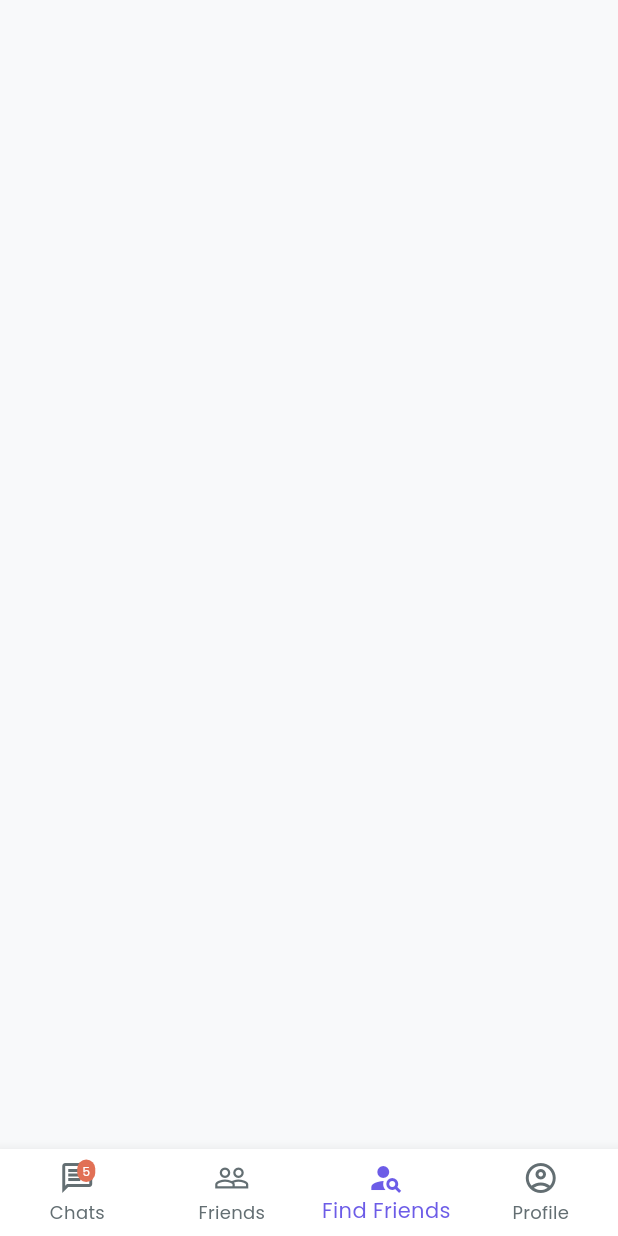
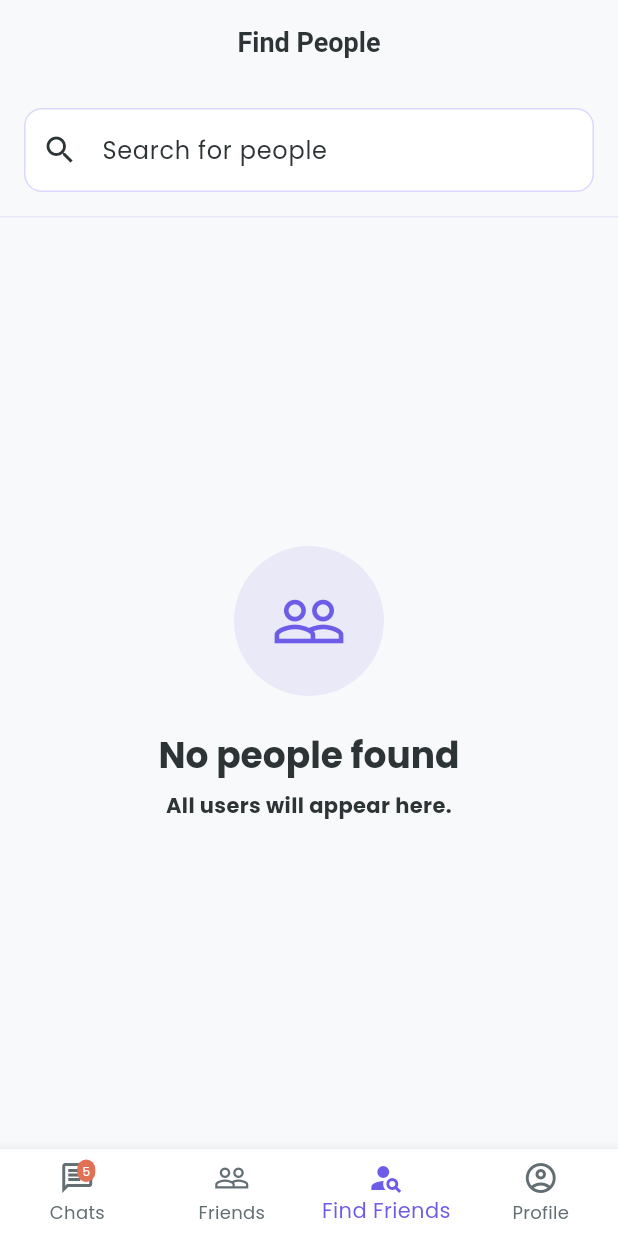
Before and after one commit to thizarakavinda/flutter_firebase_getx_chat, a Flutter app: the MainView screen opened by its route, swiped to page 3, on a phone screen of 412 x 824 dp. Run offline on Flutter 3.47's test engine with Material 3 defaults, Android fonts, the phone set to English and light mode, and no system bars; our stand-ins replace cloud_firestore, firebase_auth, firebase_core, get, google_fonts, logger; accounts and stored records are empty.

Commit message:
finalize find friends feature

```diff
--- a/lib/controllers/main_controller.dart
+++ b/lib/controllers/main_controller.dart
@@ -1,6 +1,8 @@
 import 'package:flutter/material.dart';
 import 'package:flutter_firebase_getx_chat/controllers/profile_controller.dart';
 import 'package:get/get.dart';
+
+import 'users_list_controller.dart';
 
 class MainController extends GetxController {
   final RxInt _currentIndex = 0.obs;
@@ -14,7 +16,7 @@ class MainController extends GetxController {
 
     // Get.lazyPut(() => HomeController());
     // Get.lazyPut(() => FriendsController());
-    // Get.lazyPut(() => UsersListController());
+    Get.lazyPut(() => UsersListController());
     Get.lazyPut(() => ProfileController());
   }
 
--- a/lib/controllers/users_list_controller.dart
+++ b/lib/controllers/users_list_controller.dart
@@ -359,7 +359,7 @@ class UsersListController extends GetxController {
         return 'Request Sent';
 
       case UserRelationshipStatus.friendRequestReceived:
-        return 'Accept Request';
+        return 'Accept';
 
       case UserRelationshipStatus.friends:
         return 'Message';
--- a/lib/routes/app_pages.dart
+++ b/lib/routes/app_pages.dart
@@ -2,7 +2,6 @@ import 'package:flutter_firebase_getx_chat/routes/app_routes.dart';
 import 'package:flutter_firebase_getx_chat/views/main_view.dart';
 import 'package:flutter_firebase_getx_chat/views/profile/profile_view.dart';
 import 'package:get/get.dart';
-
 import '../controllers/change_password_controller.dart';
 import '../controllers/main_controller.dart';
 import '../controllers/profile_controller.dart';
--- a/lib/views/find_people_view.dart
+++ b/lib/views/find_people_view.dart
@@ -1,4 +1,6 @@
 import 'package:flutter/material.dart';
+import 'package:flutter_firebase_getx_chat/theme/app_theme.dart';
+import 'package:flutter_firebase_getx_chat/views/widgets/user_list_item.dart';
 import 'package:get/get.dart';
 import '../controllers/users_list_controller.dart';
 
@@ -7,6 +9,137 @@ class FindPeopleView extends GetView<UsersListController> {
 
   @override
   Widget build(BuildContext context) {
-    return Scaffold();
+    return Scaffold(
+      appBar: AppBar(title: const Text('Find People'), leading: SizedBox()),
+      body: Column(
+        children: [
+          _buildSearchBar(),
+
+          Expanded(
+            child: Obx(() {
+              if (controller.filteredUsers.isEmpty) {
+                return _buildEmptyState();
+              }
+
+              return ListView.separated(
+                padding: const EdgeInsets.all(16.0),
+                separatorBuilder: (context, index) => const SizedBox(height: 8),
+                itemCount: controller.filteredUsers.length,
+
+                itemBuilder: (context, index) {
+                  final user = controller.filteredUsers[index];
+                  return UserListItem(
+                    user: user,
+                    onTap: () => controller.handleRelationshipAction(user),
+                    controller: controller,
+                  );
+                },
+              );
+            }),
+          ),
+        ],
+      ),
+    );
+  }
+
+  Widget _buildSearchBar() {
+    return Container(
+      padding: const EdgeInsets.all(16.0),
+      decoration: BoxDecoration(
+        color: Theme.of(Get.context!).scaffoldBackgroundColor,
+        border: Border(
+          bottom: BorderSide(
+            color: AppTheme.borderColor.withOpacity(0.5),
+            width: 1,
+          ),
+        ),
+      ),
+      child: TextField(
+        onTapOutside: (_) => FocusScope.of(Get.context!).unfocus(),
+        onChanged: controller.updateSearchQuery,
+        decoration: InputDecoration(
+          hintText: 'Search for people',
+          prefixIcon: const Icon(Icons.search),
+          suffixIcon: Obx(() {
+            return controller.searchQuery.isNotEmpty
+                ? IconButton(
+                    icon: const Icon(Icons.clear),
+                    onPressed: () {
+                      controller.clearSearchQuery();
+                    },
+                  )
+                : SizedBox.shrink();
+          }),
+
+          border: OutlineInputBorder(
+            borderRadius: BorderRadius.circular(12.0),
+            borderSide: BorderSide(color: AppTheme.borderColor),
+          ),
+
+          enabledBorder: OutlineInputBorder(
+            borderRadius: BorderRadius.circular(12.0),
+            borderSide: BorderSide(color: AppTheme.borderColor),
+          ),
+
+          focusedBorder: OutlineInputBorder(
+            borderRadius: BorderRadius.circular(12.0),
+            borderSide: BorderSide(color: AppTheme.primaryColor, width: 2),
+          ),
+
+          filled: true,
+          fillColor: AppTheme.cardColor,
+        ),
+      ),
+    );
+  }
+
+  Widget _buildEmptyState() {
+    return Center(
+      child: Padding(
+        padding: const EdgeInsets.all(32.0),
+        child: Column(
+          mainAxisAlignment: MainAxisAlignment.center,
+          children: [
+            Container(
+              width: 100,
+              height: 100,
+              decoration: BoxDecoration(
+                color: AppTheme.primaryColor.withOpacity(0.1),
+                shape: BoxShape.circle,
+              ),
+              child: Icon(
+                Icons.people_outline,
+                size: 50,
+                color: AppTheme.primaryColor,
+              ),
+            ),
+            SizedBox(height: 24),
+
+            Text(
+              controller.searchQuery.isNotEmpty
+                  ? 'No results found'
+                  : 'No people found',
+              style: Theme.of(Get.context!).textTheme.headlineMedium?.copyWith(
+                color: AppTheme.textPrimaryColor,
+                fontWeight: FontWeight.bold,
+              ),
+            ),
+
+            SizedBox(height: 8),
+
+            Text(
+              controller.searchQuery.isNotEmpty
+                  ? 'Try a different search term'
+                  : 'All users will appear here.',
+              style: Theme.of(Get.context!).textTheme.bodyMedium?.copyWith(
+                color: AppTheme.textPrimaryColor,
+                fontWeight: FontWeight.bold,
+              ),
+              textAlign: TextAlign.center,
+            ),
+          ],
+        ),
+      ),
+    );
   }
 }
--- a/lib/views/splash_view.dart
+++ b/lib/views/splash_view.dart
@@ -51,8 +51,8 @@ class _SplashViewState extends State<SplashView>
     await Future.delayed(Duration(milliseconds: 500));
 
     if (authController.isAuthenticated) {
-      // Get.offAllNamed(AppRoutes.main);
-      Get.offAllNamed(AppRoutes.profile);
+      Get.offAllNamed(AppRoutes.main);
+      // Get.offAllNamed(AppRoutes.profile);
     } else {
       Get.offAllNamed(AppRoutes.login);
     }
```
Also changed, not shown: lib/views/widgets/user_list_item.dart (added, +243 -0 lines).
